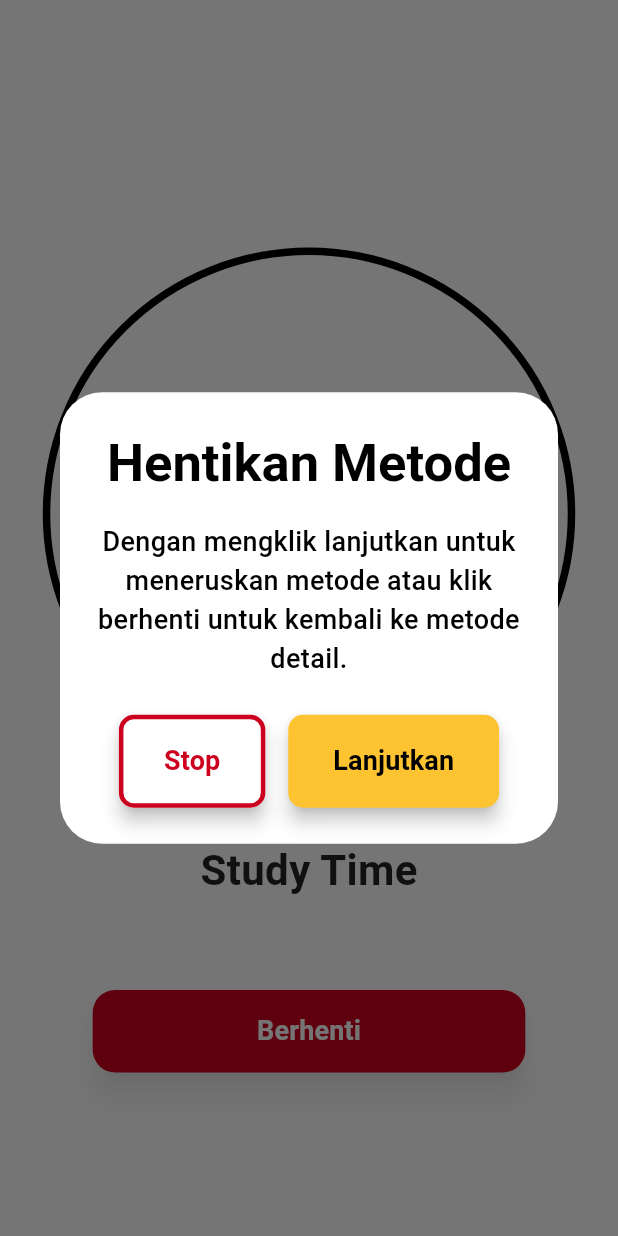
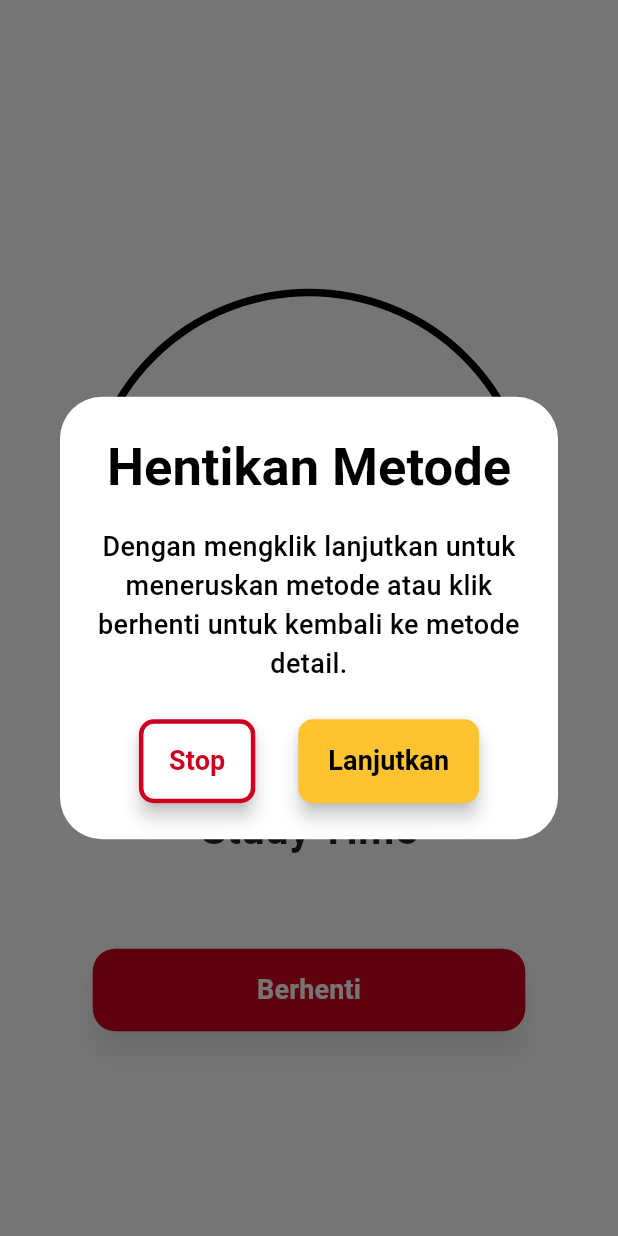
Before and after one commit to Javinpro/ALP-Semester-4-JAM-, a Flutter app: the PomodoroTimerPage screen opened directly with empty values, after a tap on "Berhenti", on a phone screen of 412 x 824 dp. Run offline on Flutter 3.47's test engine with Material 3 defaults, Android fonts, the phone set to English and light mode, and no system bars; our stand-ins replace fl_chart, image_picker, table_calendar.

Commit message:
Done Perbaikan UI Alarm Finder
- Perkecil size circle shape timer
- Perkecil size vertical dan horizontal button dari dalam dialog modal

```diff
--- a/frontend/lib/method_management/detail_method/Metode_52-17.dart
+++ b/frontend/lib/method_management/detail_method/Metode_52-17.dart
@@ -194,7 +194,7 @@ Future<void> _showStartConfirmationModal(
               style: ElevatedButton.styleFrom(
                 padding: const EdgeInsets.symmetric(
                   horizontal: 50.0, // Lebar padding horizontal
-                  vertical: 22.0, // Tinggi padding vertikal
+                  vertical: 15.0, // Tinggi padding vertikal
                 ),
                 backgroundColor: primaryColor, // Warna tombol "Start Now!"
                 shape: RoundedRectangleBorder(
--- a/frontend/lib/method_management/detail_method/Ultradian_Rhythm.dart
+++ b/frontend/lib/method_management/detail_method/Ultradian_Rhythm.dart
@@ -194,7 +194,7 @@ Future<void> _showStartConfirmationModal(
               style: ElevatedButton.styleFrom(
                 padding: const EdgeInsets.symmetric(
                   horizontal: 50.0, // Lebar padding horizontal
-                  vertical: 22.0, // Tinggi padding vertikal
+                  vertical: 15.0, // Tinggi padding vertikal
                 ),
                 backgroundColor: primaryColor, // Warna tombol "Start Now!"
                 shape: RoundedRectangleBorder(
--- a/frontend/lib/method_management/detail_method/pomodoro.dart
+++ b/frontend/lib/method_management/detail_method/pomodoro.dart
@@ -196,7 +196,7 @@ Future<void> _showStartConfirmationModal(
               style: ElevatedButton.styleFrom(
                 padding: const EdgeInsets.symmetric(
                   horizontal: 50.0, // Lebar padding horizontal
-                  vertical: 22.0, // Tinggi padding vertikal
+                  vertical: 15.0, // Tinggi padding vertikal
                 ),
                 backgroundColor: primaryColor, // Warna tombol "Start Now!"
                 shape: RoundedRectangleBorder(
--- a/frontend/lib/method_management/timer_method/timer_podomoro.dart
+++ b/frontend/lib/method_management/timer_method/timer_podomoro.dart
@@ -280,8 +280,8 @@ class _PomodoroTimerPageState extends State<PomodoroTimerPage> {
                     elevation: 5,
                     padding: const EdgeInsets.symmetric(
                       horizontal:
-                          30.0, // Adjusted padding to fit well within AlertDialog
-                      vertical: 18.0, // Adjusted padding
+                          20.0, // Adjusted padding to fit well within AlertDialog
+                      vertical: 15.0, // Adjusted padding
                     ),
                     backgroundColor: backgroundColor,
                     shape: RoundedRectangleBorder(
@@ -305,8 +305,8 @@ class _PomodoroTimerPageState extends State<PomodoroTimerPage> {
                   style: ElevatedButton.styleFrom(
                     elevation: 5,
                     padding: const EdgeInsets.symmetric(
-                      horizontal: 30.0, // Adjusted padding
-                      vertical: 18.0, // Adjusted padding
+                      horizontal: 20.0, // Adjusted padding
+                      vertical: 15.0, // Adjusted padding
                     ),
                     backgroundColor: primaryColor,
                     shape: RoundedRectangleBorder(
@@ -372,8 +372,8 @@ class _PomodoroTimerPageState extends State<PomodoroTimerPage> {
           children: [
             // Lingkaran Besar Timer
             Container(
-              width: 355,
-              height: 355,
+              width: 300,
+              height: 300,
               decoration: BoxDecoration(
                 shape: BoxShape.circle,
                 border: Border.all(color: secondaryColor, width: 5),
```
Also changed, not shown: frontend/lib/method_management/timer_method/timer_metode5217.dart (+6 -6 lines), frontend/lib/method_management/timer_method/timer_ultradian_rhythm.dart (+6 -6 lines).
